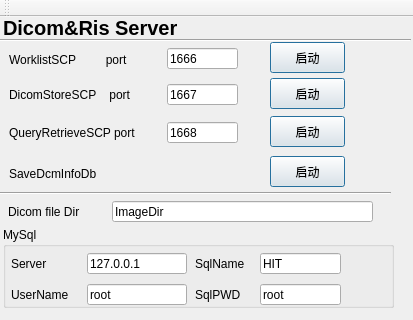
zyq1569/HealthApp, file Tools/HServerManageUI/mainwindow.ui: the form before one commit; both pictures show x 0 to 413 and y 0 to 320 of the 413 by 512 pixel window.
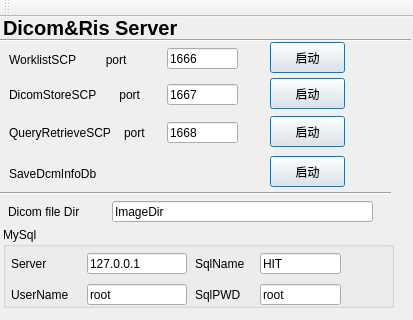
The form after the commit.

Commit message: add qt config windows

Patch:
```diff
--- a/Tools/HServerManageUI/mainwindow.ui
+++ b/Tools/HServerManageUI/mainwindow.ui
@@ -43,7 +43,7 @@
      <locale language="Chinese" country="China"/>
     </property>
     <property name="text">
-     <string>DicomStoreSCP    port</string>
+     <string>DicomStoreSCP       port</string>
     </property>
    </widget>
    <widget class="QPushButton" name="Dcm2DB">
@@ -272,7 +272,7 @@
      <locale language="Chinese" country="China"/>
     </property>
     <property name="text">
-     <string>QueryRetrieveSCP port</string>
+     <string>QueryRetrieveSCP    port</string>
     </property>
    </widget>
    <widget class="QLineEdit" name="Dir_Store">
```
The commit also changes 7 other files.
